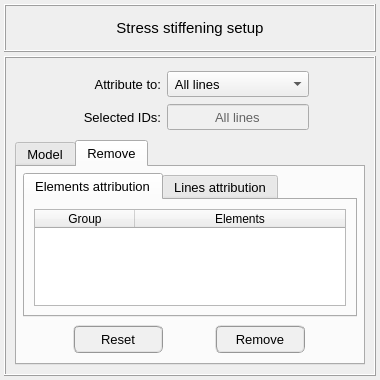
The window that pulse/interface/data/ui_files/model/setup/structural/stress_stiffening_input.ui (open-pulse/OpenPulse) describes before a commit, drawn with Qt 5.
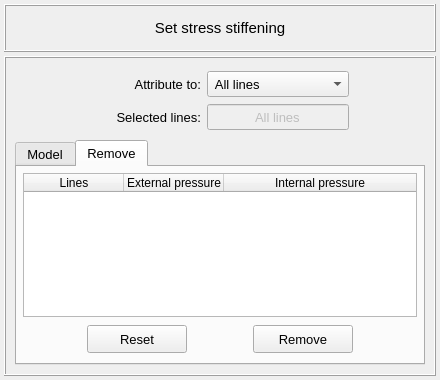
The same window after the commit. The open tabs and pages were chosen to show the change.

```diff
--- a/pulse/interface/data/ui_files/model/setup/structural/stress_stiffening_input.ui
+++ b/pulse/interface/data/ui_files/model/setup/structural/stress_stiffening_input.ui
@@ -6,19 +6,19 @@
    <rect>
     <x>0</x>
     <y>0</y>
-    <width>380</width>
+    <width>440</width>
     <height>380</height>
    </rect>
   </property>
   <property name="minimumSize">
    <size>
-    <width>380</width>
+    <width>440</width>
     <height>380</height>
    </size>
   </property>
   <property name="maximumSize">
    <size>
-    <width>380</width>
+    <width>440</width>
     <height>380</height>
    </size>
   </property>
@@ -70,7 +70,7 @@
          </font>
         </property>
         <property name="text">
-         <string>Stress stiffening setup</string>
+         <string>Set stress stiffening</string>
         </property>
         <property name="alignment">
          <set>Qt::AlignCenter</set>
@@ -139,8 +139,7 @@
             <enum>Qt::ClickFocus</enum>
            </property>
            <property name="styleSheet">
-            <string notr="true">QLineEdit{color: rgb(0, 0, 0); background-color: rgb(250, 250, 250)}
-QLineEdit:disabled{color: rgb(100, 100, 100); background-color: rgb(240, 240, 240)}</string>
+            <string notr="true"/>
            </property>
            <property name="text">
             <string>All lines</string>
@@ -206,13 +205,13 @@
           <widget class="QLabel" name="label_attribute_to">
            <property name="minimumSize">
             <size>
-             <width>90</width>
+             <width>110</width>
              <height>26</height>
             </size>
            </property>
            <property name="maximumSize">
             <size>
-             <width>100</width>
+             <width>110</width>
              <height>26</height>
             </size>
            </property>
@@ -233,13 +232,13 @@
           <widget class="QLabel" name="label_selected_id">
            <property name="minimumSize">
             <size>
-             <width>90</width>
+             <width>110</width>
              <height>26</height>
             </size>
            </property>
            <property name="maximumSize">
             <size>
-             <width>100</width>
+             <width>110</width>
              <height>26</height>
             </size>
            </property>
@@ -249,7 +248,7 @@
             </font>
            </property>
            <property name="text">
-            <string>Selected IDs:</string>
+            <string>Selected lines:</string>
            </property>
            <property name="alignment">
             <set>Qt::AlignRight|Qt::AlignTrailing|Qt::AlignVCenter</set>
@@ -638,123 +637,55 @@
            <number>4</number>
           </property>
           <item row="0" column="1">
-           <widget class="QTabWidget" name="tabWidget_groups">
+           <widget class="QTreeWidget" name="treeWidget_stress_stiffening">
+            <property name="minimumSize">
+             <size>
+              <width>0</width>
+              <height>0</height>
+             </size>
+            </property>
+            <property name="maximumSize">
+             <size>
+              <width>1000</width>
+              <height>1000</height>
+             </size>
+            </property>
             <property name="font">
              <font>
-              <pointsize>10</pointsize>
+              <family>MS Shell Dlg 2</family>
+              <pointsize>9</pointsize>
              </font>
             </property>
-            <property name="currentIndex">
+            <property name="toolTip">
+             <string>&lt;html&gt;&lt;head/&gt;&lt;body&gt;&lt;p&gt;&lt;span style=&quot; font-weight:400; font-style:normal;&quot;&gt;Select a group to remove the capped end attributed to lines&lt;/span&gt;&lt;/p&gt;&lt;/body&gt;&lt;/html&gt;</string>
+            </property>
+            <property name="indentation">
              <number>0</number>
             </property>
-            <widget class="QWidget" name="tab_elements_attribution">
-             <attribute name="title">
-              <string>Elements attribution</string>
-             </attribute>
-             <layout class="QGridLayout" name="gridLayout_12">
-              <item row="0" column="0">
-               <widget class="QTreeWidget" name="treeWidget_stress_stiffening_elements">
-                <property name="minimumSize">
-                 <size>
-                  <width>0</width>
-                  <height>0</height>
-                 </size>
-                </property>
-                <property name="maximumSize">
-                 <size>
-                  <width>1000</width>
-                  <height>1000</height>
-                 </size>
-                </property>
-                <property name="font">
-                 <font>
-                  <family>MS Shell Dlg 2</family>
-                  <pointsize>9</pointsize>
-                 </font>
-                </property>
-                <property name="toolTip">
-                 <string>&lt;html&gt;&lt;head/&gt;&lt;body&gt;&lt;p&gt;&lt;span style=&quot; font-weight:400; font-style:normal;&quot;&gt;Select a group to remove the capped end attributed to elements&lt;/span&gt;&lt;/p&gt;&lt;/body&gt;&lt;/html&gt;</string>
-                </property>
-                <property name="frameShape">
-                 <enum>QFrame::StyledPanel</enum>
-                </property>
-                <property name="frameShadow">
-                 <enum>QFrame::Sunken</enum>
-                </property>
-                <property name="indentation">
-                 <number>0</number>
-                </property>
-                <column>
-                 <property name="text">
-                  <string>Group</string>
-                 </property>
-                 <property name="textAlignment">
-                  <set>AlignCenter</set>
-                 </property>
-                </column>
-                <column>
-                 <property name="text">
-                  <string>Elements</string>
-                 </property>
-                 <property name="textAlignment">
-                  <set>AlignCenter</set>
-                 </property>
-                </column>
-               </widget>
-              </item>
-             </layout>
-            </widget>
-            <widget class="QWidget" name="tab_lines_attribution">
-             <attribute name="title">
-              <string>Lines attribution</string>
-             </attribute>
-             <layout class="QGridLayout" name="gridLayout_3">
-              <item row="0" column="0">
-               <widget class="QTreeWidget" name="treeWidget_stress_stiffening_lines">
-                <property name="minimumSize">
-                 <size>
-                  <width>0</width>
-                  <height>0</height>
-                 </size>
-                </property>
-                <property name="maximumSize">
-                 <size>
-                  <width>1000</width>
-                  <height>1000</height>
-                 </size>
-                </property>
-                <property name="font">
-                 <font>
-                  <family>MS Shell Dlg 2</family>
-                  <pointsize>9</pointsize>
-                 </font>
-                </property>
-                <property name="toolTip">
-                 <string>&lt;html&gt;&lt;head/&gt;&lt;body&gt;&lt;p&gt;&lt;span style=&quot; font-weight:400; font-style:normal;&quot;&gt;Select a group to remove the capped end attributed to lines&lt;/span&gt;&lt;/p&gt;&lt;/body&gt;&lt;/html&gt;</string>
-                </property>
-                <property name="indentation">
-                 <number>0</number>
-                </property>
-                <column>
-                 <property name="text">
-                  <string>Group</string>
-                 </property>
-                 <property name="textAlignment">
-                  <set>AlignCenter</set>
-                 </property>
-                </column>
-                <column>
-                 <property name="text">
-                  <string>Lines</string>
-                 </property>
-                 <property name="textAlignment">
-                  <set>AlignCenter</set>
-                 </property>
-                </column>
-               </widget>
-              </item>
-             </layout>
-            </widget>
+            <column>
+             <property name="text">
+              <string>Lines</string>
+             </property>
+             <property name="textAlignment">
+              <set>AlignCenter</set>
+             </property>
+            </column>
+            <column>
+             <property name="text">
+              <string>External pressure</string>
+             </property>
+             <property name="textAlignment">
+              <set>AlignCenter</set>
+             </property>
+            </column>
+            <column>
+             <property name="text">
+              <string>Internal pressure</string>
+             </property>
+             <property name="textAlignment">
+              <set>AlignCenter</set>
+             </property>
+            </column>
            </widget>
           </item>
           <item row="1" column="1">
@@ -788,13 +719,13 @@
               <widget class="QPushButton" name="pushButton_remove">
                <property name="minimumSize">
                 <size>
-                 <width>90</width>
+                 <width>100</width>
                  <height>28</height>
                 </size>
                </property>
                <property name="maximumSize">
                 <size>
-                 <width>90</width>
+                 <width>100</width>
                  <height>28</height>
                 </size>
                </property>
@@ -808,10 +739,7 @@
                 </font>
                </property>
                <property name="styleSheet">
-                <string notr="true">QPushButton{border-radius: 6px; border-color: rgb(150, 150, 150); border-style: ridge; border-width: 2px; color: rgb(0, 0, 0); background-color: rgb(240, 240, 240)}
-QPushButton:hover{border-radius: 6px; border-color: rgb(0, 170, 255); border-style: ridge; border-width: 2px; color: rgb(0, 0, 0); background-color: rgba(174, 213, 255, 100)}
-QPushButton:pressed{border-radius: 6px; border-color: rgb(0, 170, 255); border-style: ridge; border-width: 2px; color: rgb(0, 0, 0); background-color: rgb(174, 213, 255)}
-QPushButton:disabled{border-radius: 6px; border-color: rgb(150, 150, 150); border-style: ridge; border-width: 0px; color: rgb(150,150, 150); background-color: rgb(220, 220, 220)}</string>
+                <string notr="true"/>
                </property>
                <property name="text">
                 <string>Remove</string>
@@ -822,13 +750,13 @@
               <widget class="QPushButton" name="pushButton_reset">
                <property name="minimumSize">
                 <size>
-                 <width>90</width>
+                 <width>100</width>
                  <height>28</height>
                 </size>
                </property>
                <property name="maximumSize">
                 <size>
-                 <width>90</width>
+                 <width>100</width>
                  <height>28</height>
                 </size>
                </property>
@@ -838,10 +766,7 @@
                 </font>
                </property>
                <property name="styleSheet">
-                <string notr="true">QPushButton{border-radius: 6px; border-color: rgb(150, 150, 150); border-style: ridge; border-width: 2px; color: rgb(0, 0, 0); background-color: rgb(240, 240, 240)}
-QPushButton:hover{border-radius: 6px; border-color: rgb(0, 170, 255); border-style: ridge; border-width: 2px; color: rgb(0, 0, 0); background-color: rgba(174, 213, 255, 100)}
-QPushButton:pressed{border-radius: 6px; border-color: rgb(0, 170, 255); border-style: ridge; border-width: 2px; color: rgb(0, 0, 0); background-color: rgb(174, 213, 255)}
-QPushButton:disabled{border-radius: 6px; border-color: rgb(150, 150, 150); border-style: ridge; border-width: 0px; color: rgb(150,150, 150); background-color: rgb(220, 220, 220)}</string>
+                <string notr="true"/>
                </property>
                <property name="text">
                 <string>Reset</string>
```
Left out of the diff: 180 changed lines with no effect on the pictures.
